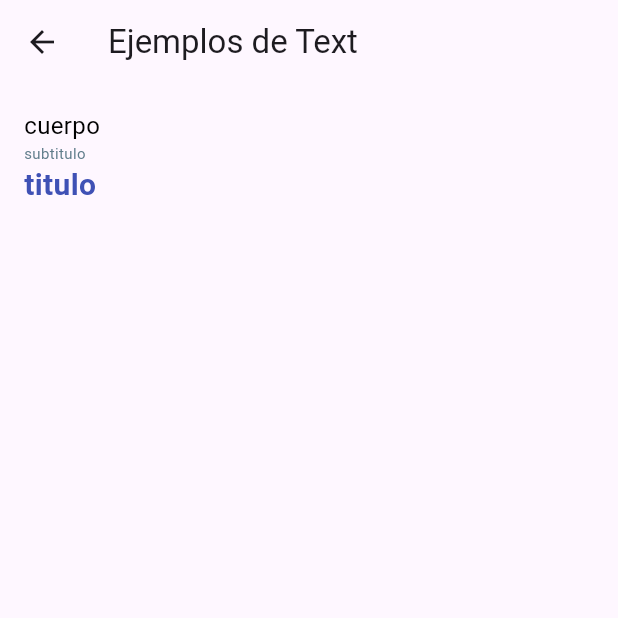
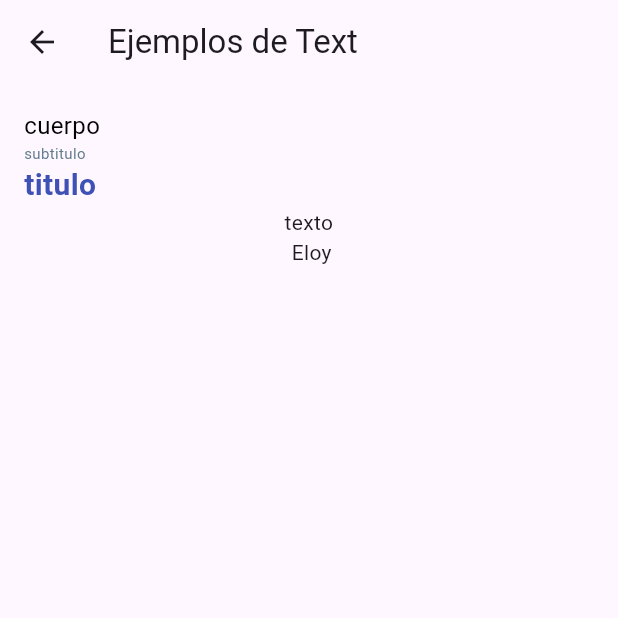
Before and after one commit to Dani-MV07/catalogo_widgets_flutter, a Flutter app: the TextEjemplosPantalla screen opened directly, on a phone screen of 412 x 824 dp, the top half of it. Run offline on Flutter 3.47's test engine with Material 3 defaults, Android fonts, the phone set to English and light mode, and no system bars; network calls fail.

Commit message:
Texto resumen resuelto

```diff
--- a/lib/ui/catalogo/ui/image_ejemplos_pantalla.dart
+++ b/lib/ui/catalogo/ui/image_ejemplos_pantalla.dart
@@ -10,7 +10,11 @@ class ImageEjemplosPantalla extends StatelessWidget {
       body: ListView(
         padding: const EdgeInsets.all(16),
         children: [
-          // Aquí añadiremos los ejemplos del tutorial.
+          Image.network(
+            'https://flutter.github.io/assets-for-api-docs/assets/widgets/owl.jpg',
+            width: 240,
+            height: 160,
+          ),
         ],
       ),
     );
--- a/lib/ui/catalogo/ui/text_ejemplos_pantalla.dart
+++ b/lib/ui/catalogo/ui/text_ejemplos_pantalla.dart
@@ -1,4 +1,5 @@
 import 'package:catalogo_widget_flutter/ui/core/ui/texto_jerarquico.dart';
+import 'package:catalogo_widget_flutter/ui/core/ui/texto_resumen.dart';
 import 'package:flutter/material.dart';
 
 class TextEjemplosPantalla extends StatelessWidget {
@@ -14,6 +15,7 @@ class TextEjemplosPantalla extends StatelessWidget {
           TextoJerarquico(texto: "cuerpo", tipo: TipoTexto.cuerpo),
           TextoJerarquico(texto: "subtitulo", tipo: TipoTexto.subtitulo),
           TextoJerarquico(texto: "titulo", tipo: TipoTexto.titulo),
+          TextoResumen(texto: "texto \n Eloy \n idiota", centrado: true),
         ],
       ),
     );
--- a/lib/ui/core/ui/texto_resumen.dart
+++ b/lib/ui/core/ui/texto_resumen.dart
@@ -1,10 +1,25 @@
 import 'package:flutter/material.dart';
 
 class TextoResumen extends StatelessWidget {
-  const TextoResumen({super.key});
+  final String texto;
+  final int lineas;
+  final bool centrado;
+
+  const TextoResumen({
+    super.key,
+    required this.texto,
+    this.lineas = 2,
+    this.centrado = false,
+  });
 
   @override
   Widget build(BuildContext context) {
-    return Container();
+    final centro = centrado ? TextAlign.center : TextAlign.left;
+    return Text(
+      texto,
+      maxLines: lineas,
+      textAlign: centro,
+      overflow: TextOverflow.ellipsis,
+    );
   }
 }
```
